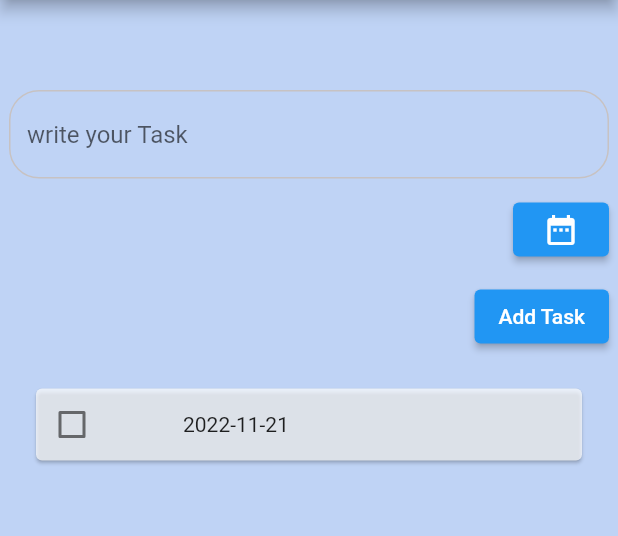
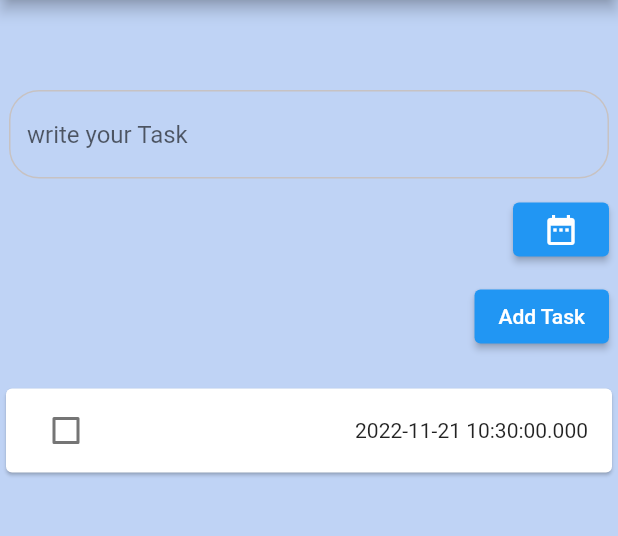
Before and after one commit to omarkhalawi20/ToDoListFlutterProject, a Flutter app: the screen it shows after launch, after a tap on "Add Task", on a phone screen of 412 x 824 dp, the part 84-620 px from its top. Run offline on Flutter 3.47's test engine with Material 2 defaults, Android fonts, the phone set to English and light mode, and no system bars.

Commit message:
phase two

```diff
--- /dev/null
+++ b/lib/tasks.dart
@@ -0,0 +1,9 @@
+class Task {
+  final String name;
+  bool isDone;
+  DateTime date;
+  Task({required this.name, this.isDone = false, required this.date});
+  void doneChange() {
+    isDone = !isDone;
+  }
+}
--- /dev/null
+++ b/lib/tasktyle.dart
@@ -0,0 +1,34 @@
+import 'package:flutter/material.dart';
+
+import 'detalied.dart';
+
+class TaskTile extends StatelessWidget {
+  final bool isChecked;
+  final String taskTitle;
+  final void Function(bool?) checkboxChange;
+  final int index;
+  final DateTime date;
+
+  TaskTile(
+      {required this.isChecked,
+      required this.taskTitle,
+      required this.checkboxChange,
+      required this.index,
+      required this.date});
+
+  @override
+  Widget build(BuildContext context) {
+    return ListTile(
+      onTap: () => Navigator.push(context,
+          MaterialPageRoute(builder: (context) => Detail(index, taskTitle))),
+      title: Text(
+        taskTitle,
+        style: TextStyle(
+          decoration: isChecked ? TextDecoration.lineThrough : null,
+        ),
+      ),
+      leading: Checkbox(value: isChecked, onChanged: checkboxChange),
+      trailing: Text(date.toString()),
+    );
+  }
+}
--- a/lib/user.dart
+++ b/lib/user.dart
@@ -1,6 +1,7 @@
-import 'dart:html';
-
 import 'package:flutter/material.dart';
+import 'package:todo/detalied.dart';
+import 'package:todo/tasktyle.dart';
+import 'package:todo/tasks.dart';
 
 class Users extends StatefulWidget {
   Users({super.key});
@@ -10,8 +11,8 @@ class Users extends StatefulWidget {
 }
 
 class _UsersState extends State<Users> {
-
   var users = [];
+  List<Task> tasks = [];
 
   var task = '';
   DateTime date = DateTime.now();
@@ -66,16 +67,12 @@ class _UsersState extends State<Users> {
               height: 10,
             ),
             Container(
-              // height: 30,
-              // width: 80,
               child: ElevatedButton(
                 onPressed: () {
                   setState(() {
-                    users.add(task);
-                    task = '';
+                    tasks.add(Task(name: task, date: date));
                   });
                 },
-                // child: Icon(Icons.send_outlined),
                 child: Text("Add Task"),
               ),
             ),
@@ -87,39 +84,20 @@ class _UsersState extends State<Users> {
         Expanded(
           child: Container(
             child: ListView.builder(
-                itemCount: users.length,
+                itemCount: tasks.length,
                 itemBuilder: (BuildContext context, int index) {
-                  final item = users[index];
-                  return Container(
-                    padding: EdgeInsets.fromLTRB(20, 0, 20, 0),
-                    margin: EdgeInsets.only(bottom: 5),
-                    child: Column(
-                      children: [
-                        Card(
-                          color: Colors.white70,
-                          child: Row(
-                            children: [
-                              Checkbox(
-                                value: valuefirst,
-                                onChanged: (value) {
-                                  setState(() {
-                                    valuefirst = value!;
-                                  });
-                                },
-                              ),
-                              Text(
-                                item.toString(),
-                                style: TextStyle(),
-                              ),
-                              SizedBox(
-                                width: 50,
-                              ),
-                              Text(date.toString().substring(0, 11))
-                            ],
-                          ),
-                        ),
-                      ],
-                    ),
+                  final item = tasks[index];
+                  return Card(
+                    child: TaskTile(
+                        isChecked: tasks[index].isDone,
+                        taskTitle: tasks[index].name,
+                        checkboxChange: (a) {
+                          setState(() {
+                            tasks[index].doneChange();
+                          });
+                        },
+                        index: index,
+                        date: tasks[index].date),
                   );
                 }),
           ),
```
Also changed, not shown: lib/detailtyle.dart (added, +27 -0 lines), lib/detalied.dart (added, +123 -0 lines), lib/main.dart (+0 -94 lines).
